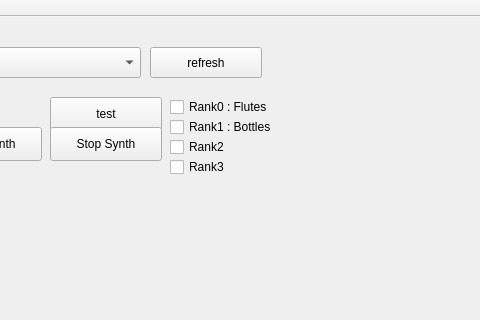
Qt form mainwindow.ui (johnty/QtStkPipeOrgan) before a commit; both pictures show x 90 to 570 and y 0 to 320 of the 827 by 406 pixel window.
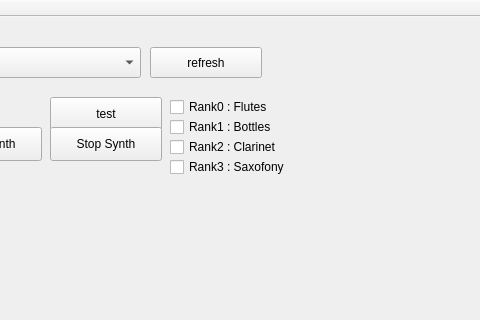
The same form after that commit.

The edit to the form file:
```diff
--- a/mainwindow.ui
+++ b/mainwindow.ui
@@ -131,7 +131,7 @@
      </rect>
     </property>
     <property name="text">
-     <string>Rank2</string>
+     <string>Rank2 : Clarinet</string>
     </property>
     <property name="checkable">
      <bool>true</bool>
@@ -147,7 +147,7 @@
      </rect>
     </property>
     <property name="text">
-     <string>Rank3</string>
+     <string>Rank3 : Saxofony</string>
     </property>
     <property name="checkable">
      <bool>true</bool>
```
